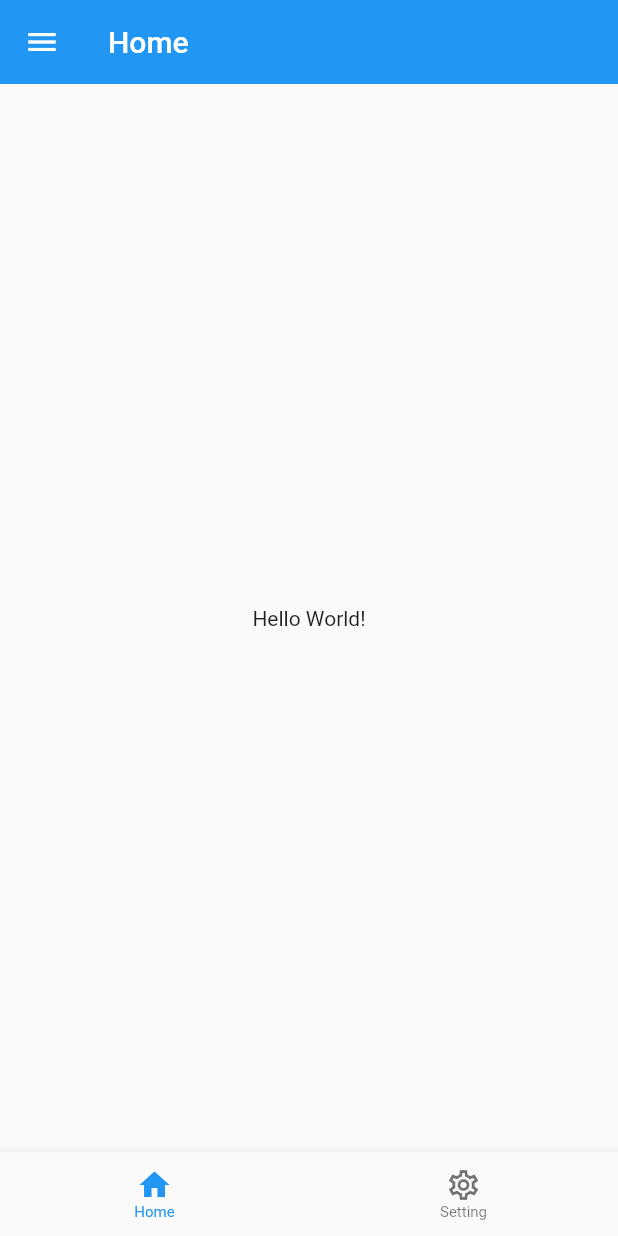
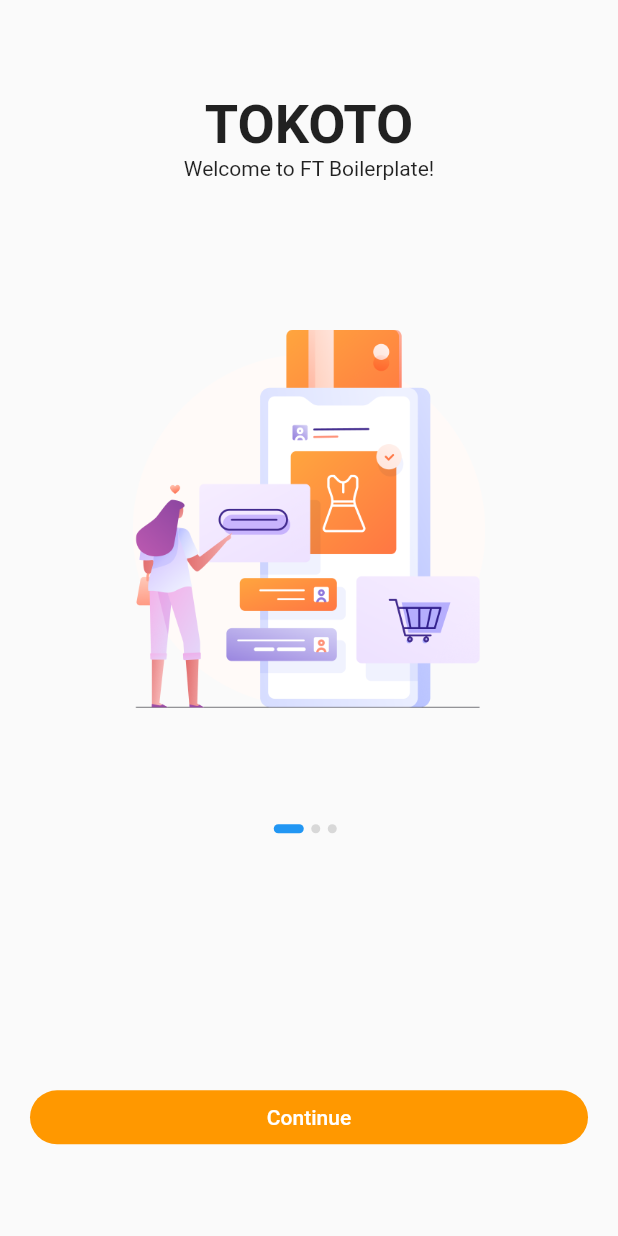
Before and after one commit to RadiRS/flutter-boilerplate, a Flutter app: the screen it shows after launch, on a phone screen of 412 x 824 dp. Run offline on Flutter 3.47's test engine with Material 2 defaults, Android fonts, the phone set to English and light mode, and no system bars; generated files the repository leaves out were written again.

Commit message:
Slicing ui onboarding screen

```diff
--- a/lib/main.dart
+++ b/lib/main.dart
@@ -1,6 +1,7 @@
 import 'package:flutter/material.dart';
 import 'package:flutter/services.dart';
 import 'package:flutter_boilerplate/navigator/routes.dart';
+import 'package:flutter_boilerplate/screens/onboarding/onboarding_ui.screen.dart';
 import 'package:flutter_localizations/flutter_localizations.dart';
 import 'package:flutter_gen/gen_l10n/app_localizations.dart';
 
@@ -40,6 +41,7 @@ class MyApp extends StatelessWidget {
       theme: ThemeData(
         primarySwatch: Colors.blue,
       ),
+      initialRoute: OnboardingScreen.routeName,
       routes: routes,
     );
   }
--- a/lib/navigator/routes.dart
+++ b/lib/navigator/routes.dart
@@ -1,10 +1,12 @@
 import 'package:flutter/material.dart';
 import 'package:flutter_boilerplate/navigator/tabs_nav.dart';
+import 'package:flutter_boilerplate/screens/onboarding/onboarding_ui.screen.dart';
 import 'package:flutter_boilerplate/screens/screens.dart';
 
 Map<String, Widget Function(BuildContext)> routes = {
   '/': (_) => TabsNavigator(),
   StarUpScreen.routeName: (_) => StarUpScreen(),
+  OnboardingScreen.routeName: (_) => OnboardingScreen(),
   HomeScreen.routeName: (_) => HomeScreen(),
   SettingScreen.routeName: (_) => SettingScreen(),
 };
--- /dev/null
+++ b/lib/screens/onboarding/onboarding_ui.screen.dart
@@ -0,0 +1,146 @@
+import 'package:flutter/material.dart';
+import 'package:flutter_boilerplate/widgets/common/button.dart';
+import 'package:flutter_boilerplate/widgets/widgets.dart';
+
+class OnboardingScreen extends StatefulWidget {
+  static String routeName = '/onboarding';
+
+  @override
+  _OnboardingScreenState createState() => _OnboardingScreenState();
+}
+
+class _OnboardingScreenState extends State<OnboardingScreen> {
+  int currentPage = 0;
+  List<Map<String, String>> onboardingData = [
+    {
+      "text": "Welcome to FT Boilerplate!",
+      "image": "assets/images/ilustration/ilus_1.png"
+    },
+    {
+      "text":
+          "Dolores enim quod incidunt quasi aperiam quaerat aut consequuntur ullam.",
+      "image": "assets/images/ilustration/ilus_2.png"
+    },
+    {
+      "text":
+          "Eveniet illum provident optio et officiis occaecati sed aut qui.",
+      "image": "assets/images/ilustration/ilus_1.png"
+    },
+  ];
+
+  @override
+  Widget build(BuildContext context) {
+    return Scaffold(
+      body: SafeArea(
+        child: SizedBox(
+          width: double.infinity,
+          child: Column(
+            children: <Widget>[
+              Expanded(
+                flex: 3,
+                child: PageView.builder(
+                  onPageChanged: (value) {
+                    setState(() => currentPage = value);
+                  },
+                  itemCount: onboardingData.length,
+                  itemBuilder: (context, index) => SplashContent(
+                    image: onboardingData[index]["image"],
+                    text: onboardingData[index]['text'],
+                  ),
+                ),
+              ),
+              Expanded(
+                flex: 2,
+                child: Padding(
+                  padding: EdgeInsets.symmetric(horizontal: 20),
+                  child: Column(
+                    children: <Widget>[
+                      Spacer(),
+                      Row(
+                        mainAxisAlignment: MainAxisAlignment.center,
+                        children: List.generate(
+                          onboardingData.length,
+                          (index) => buildDot(index: index),
+                        ),
+                      ),
+                      Spacer(flex: 3),
+                      SizedBox(
+                        width: double.infinity,
+                        child: Button(
+                          label: "Continue",
+                          textStyle: TextStyle(color: Colors.white),
+                          style: ElevatedButton.styleFrom(
+                            primary: Colors.orange,
+                            shape: RoundedRectangleBorder(
+                              borderRadius: BorderRadius.circular(20),
+                            ),
+                          ),
+                          onPressed: () {
+                            Navigator.pushReplacementNamed(context, '/');
+                          },
+                        ),
+                      ),
+                      Spacer(),
+                    ],
+                  ),
+                ),
+              ),
+            ],
+          ),
+        ),
+      ),
+    );
+  }
+
+  AnimatedContainer buildDot({int? index}) {
+    return AnimatedContainer(
+      duration: Duration(milliseconds: 200),
+      margin: EdgeInsets.only(right: 5),
+      height: 6,
+      width: currentPage == index ? 20 : 6,
+      decoration: BoxDecoration(
+        color: currentPage == index ? Colors.blue : Color(0xFFD8D8D8),
+        borderRadius: BorderRadius.circular(3),
+      ),
+    );
+  }
+}
+
+class SplashContent extends StatelessWidget {
+  const SplashContent({
+    Key? key,
+    this.text,
+    this.image,
+  }) : super(key: key);
+  final String? text, image;
+
+  @override
+  Widget build(BuildContext context) {
+    return Padding(
+      padding: const EdgeInsets.all(15.0),
+      child: Column(
+        children: <Widget>[
+          Spacer(),
+          Text(
+            "TOKOTO",
+            style: TextStyle(
+              fontSize: 36,
+              // color: kPrimaryColor,
+              fontWeight: FontWeight.bold,
+            ),
+          ),
+          Text(
+            text ?? "",
+            textAlign: TextAlign.center,
+          ),
+          Spacer(flex: 2),
+          Image.asset(
+            image ?? "",
+            height: 265,
+            width: 235,
+          ),
+        ],
+      ),
+    );
+  }
+}
--- a/lib/widgets/common/button.dart
+++ b/lib/widgets/common/button.dart
@@ -12,6 +12,7 @@ class Button extends StatelessWidget {
   final ButtonType? type;
   final String label;
   final ButtonStyle? style;
+  final TextStyle? textStyle;
 
   const Button({
     Key? key,
@@ -20,6 +21,7 @@ class Button extends StatelessWidget {
     this.type,
     this.label = "",
     this.style,
+    this.textStyle,
   }) : super(key: key);
 
   @override
@@ -28,29 +30,32 @@ class Button extends StatelessWidget {
       case ButtonType.Elevated:
         return ElevatedButton(
           onPressed: onPressed,
-          child: Text(label),
+          child: _buildLabelText(),
           style: style ?? ElevatedButton.styleFrom(elevation: 0),
         );
 
       case ButtonType.Outline:
         return OutlinedButton(
-          child: Text(label),
+          child: _buildLabelText(),
           onPressed: onPressed,
           style: style ?? ButtonStyle(),
         );
 
       case ButtonType.Text:
         return TextButton(
-          child: Text(label),
+          child: _buildLabelText(),
           onPressed: onPressed,
           style: style ?? ButtonStyle(),
         );
 
       default:
         return TextButton(
-          child: Text(label),
+          child: _buildLabelText(),
           onPressed: onPressed,
+          style: style ?? ButtonStyle(),
         );
     }
   }
+
+  Text _buildLabelText() => Text(label, style: textStyle);
 }
--- a/pubspec.yaml
+++ b/pubspec.yaml
@@ -47,10 +47,10 @@ flutter:
   generate: true
 
   assets:
-    - assets/images/
     - assets/images/icon/
+    - assets/images/logo/
+    - assets/images/ilustration/
     # - assets/images/emoji/
-    # - assets/images/logos/
     # - assets/images/landing_page/
 
   # Set list app_fonts
```
Also changed, not shown: assets/images/ilustration/ilus_1.png (added), assets/images/ilustration/ilus_2.png (added).
